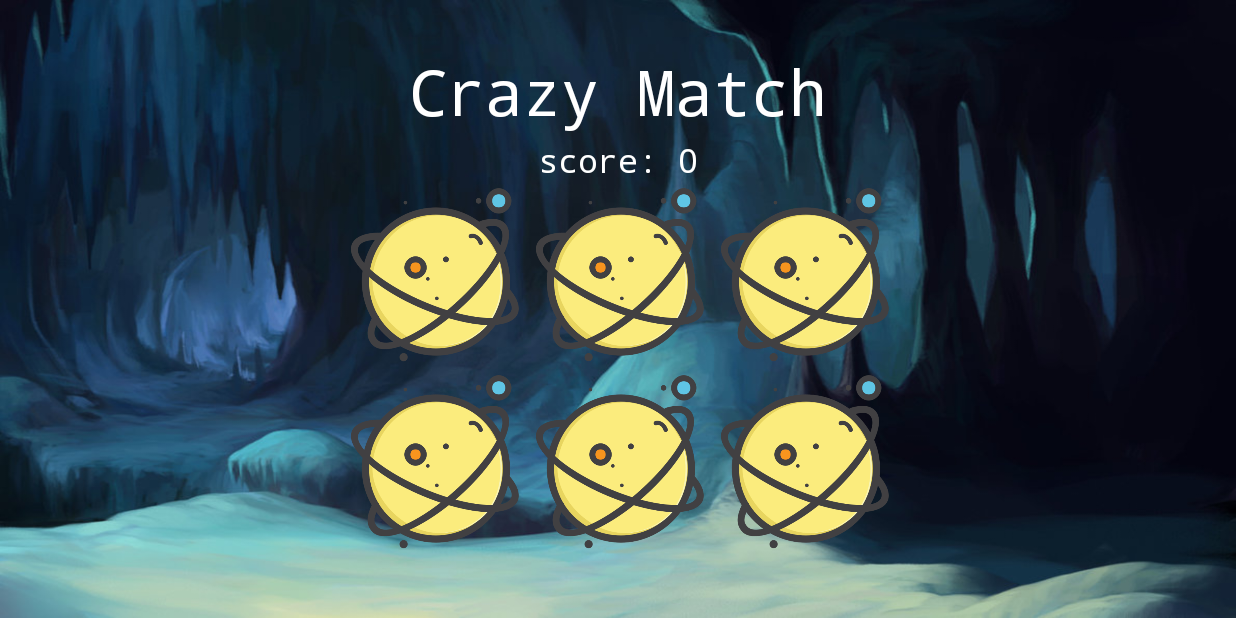
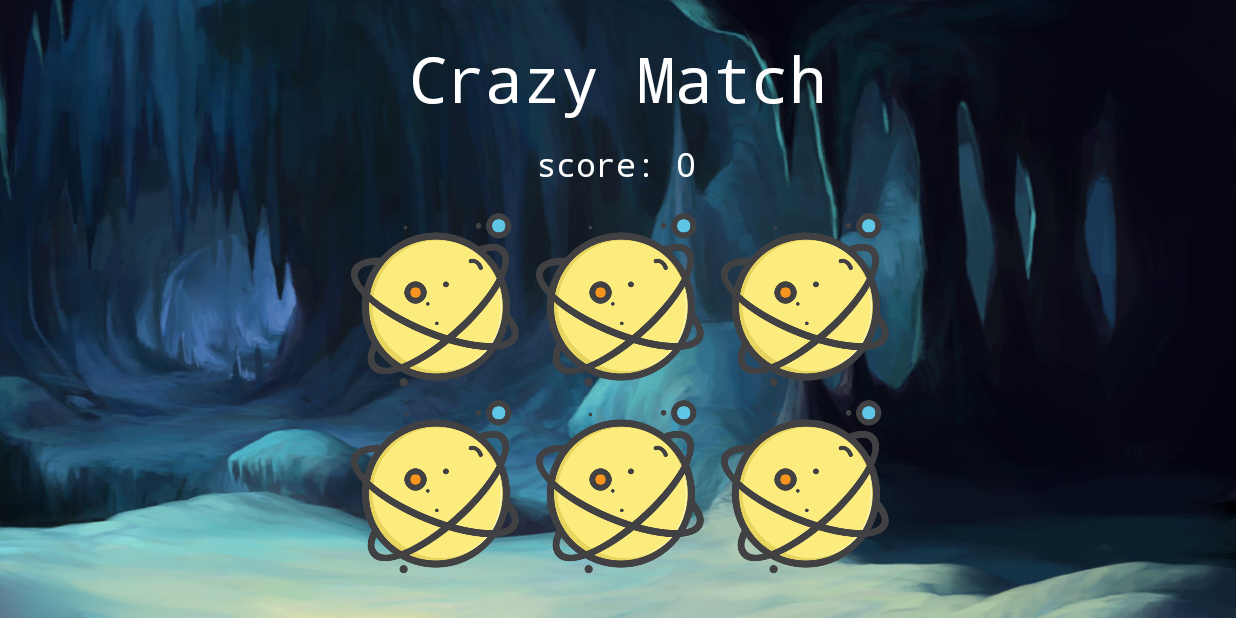
Before and after one commit to wangz585/Magic-Puzzle, an Android app: the SelectLevelActivity screen opened directly, with no data from a screen before it, after a tap on "LEVEL 1", on a phone screen of 824 x 412 dp (held sideways). Run offline under Robolectric (Android 15) with nearby library versions, the phone set to English and light mode, and no system bars; libraries missing offline, so code that uses them is left out: com.squareup.otto; pictures from the network do not load; 7 statements that could not run were skipped.

Commit message:
Update activity_crazy_match_level_one
+ Modified constraints

```diff
--- a/phase2/app/src/main/java/com/group0536/puzzlemazing/views/FluxView.java
+++ b/phase2/app/src/main/java/com/group0536/puzzlemazing/views/FluxView.java
@@ -25,11 +25,14 @@ public abstract class FluxView extends View{
         dispatcher.unregister(this);
 
     }
+
+
     @Override
     protected void onAttachedToWindow(){
         super.onAttachedToWindow();
         dispatcher.register(this);
     }
+
 
     protected void registerStore(Store store) {
         dispatcher.register(store);
--- a/phase2/app/src/main/res/layout/activity_crazy_match_level_one.xml
+++ b/phase2/app/src/main/res/layout/activity_crazy_match_level_one.xml
@@ -14,22 +14,23 @@
       android:layout_width="370dp"
       android:layout_height="250dp"
       android:layout_alignParentBottom="true"
-        android:layout_marginTop="80dp"
+      android:layout_marginBottom="24dp"
       app:layout_constraintBottom_toBottomOf="parent"
       app:layout_constraintEnd_toEndOf="parent"
       app:layout_constraintHorizontal_bias="0.5"
       app:layout_constraintStart_toStartOf="parent"
-        app:layout_constraintTop_toTopOf="parent" />
+      app:layout_constraintTop_toBottomOf="@+id/txtScore" />
 
     <TextView
       android:id="@+id/txtGameTitle"
       android:layout_width="wrap_content"
       android:layout_height="wrap_content"
+      android:layout_marginTop="24dp"
       android:fontFamily="monospace"
       android:text="@string/crazy_match_title"
       android:textColor="#FFFFFF"
       android:textSize="42sp"
-        app:layout_constraintBottom_toTopOf="@+id/balls_group"
+      app:layout_constraintBottom_toTopOf="@+id/txtScore"
       app:layout_constraintEnd_toEndOf="parent"
       app:layout_constraintStart_toStartOf="parent"
       app:layout_constraintTop_toTopOf="parent" />
@@ -37,13 +38,17 @@
     <TextView
       android:id="@+id/txtScore"
       android:layout_width="wrap_content"
-        android:layout_height="wrap_content"
+      android:layout_height="0dp"
       android:fontFamily="monospace"
+      android:gravity="center"
       android:textColor="#FFFFFF"
       android:textSize="22sp"
       app:layout_constraintBottom_toTopOf="@+id/balls_group"
       app:layout_constraintEnd_toEndOf="parent"
+      app:layout_constraintHorizontal_bias="0.498"
       app:layout_constraintStart_toStartOf="parent"
+      app:layout_constraintTop_toBottomOf="@+id/txtGameTitle"
+      app:layout_constraintVertical_bias="1.0"
       tools:text="Your Score Here" />
 
 
```
Lines whose indentation alone changed are shown as unchanged.
